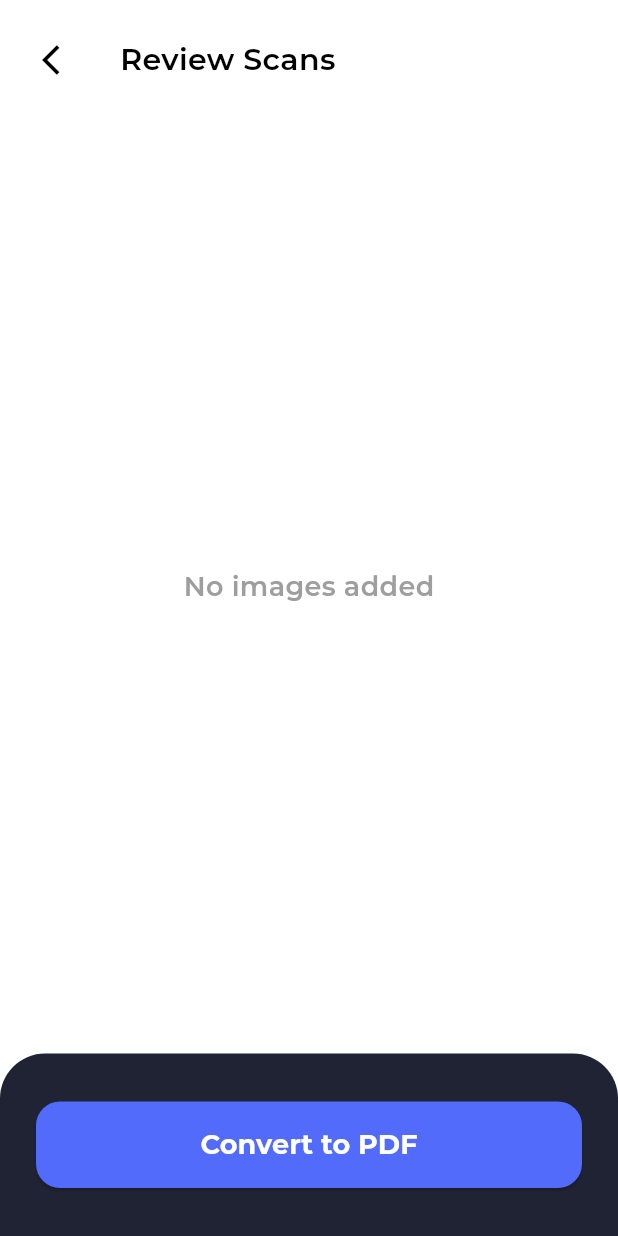
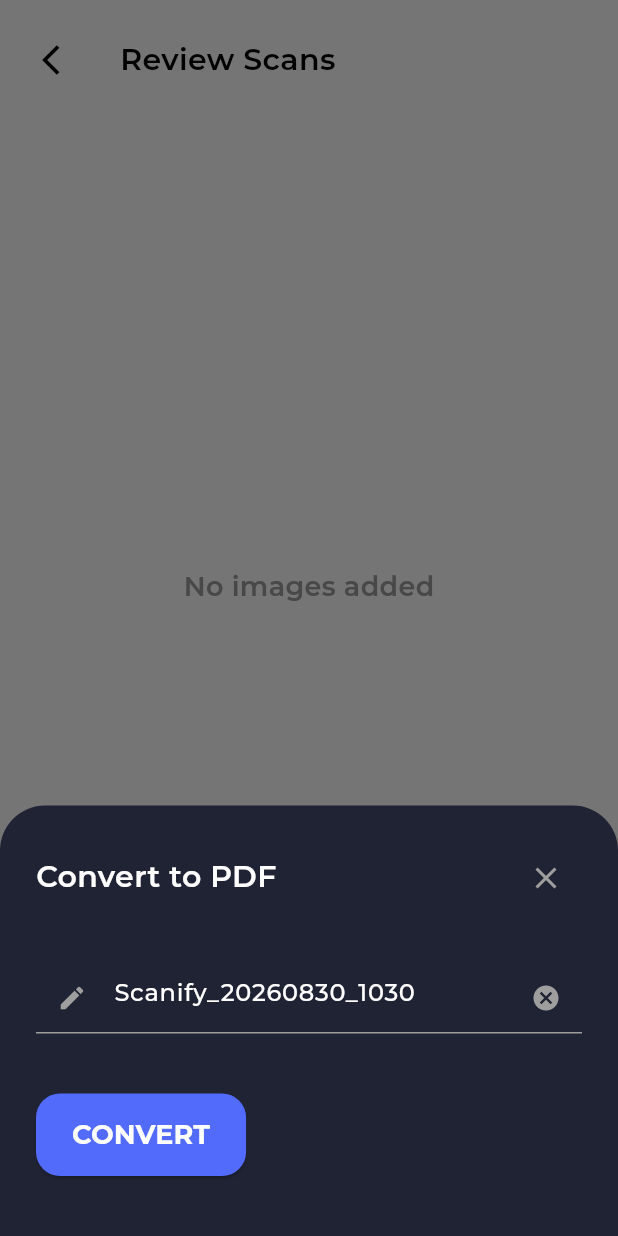
Before and after one commit to AmroKhaled20/Scanify-App, a Flutter app: the CapturedImagesView screen opened directly, after a tap on "Convert to PDF", on a phone screen of 412 x 824 dp. Run offline on Flutter 3.47's test engine with Material 3 defaults, Android fonts, the phone set to English and light mode, and no system bars; our stand-ins replace camera, dartz, flutter_bloc, get_it, go_router, google_fonts and 3 more; accounts and stored records are empty.

Commit message:
feat(scanner): finalize pdf generation flow and show saved files in home

```diff
--- a/lib/features/home/presentation/views/home_view.dart
+++ b/lib/features/home/presentation/views/home_view.dart
@@ -2,8 +2,6 @@ import 'package:flutter/material.dart';
 import 'package:flutter_bloc/flutter_bloc.dart';
 import 'package:scanify_pdf/core/services/permission_service.dart';
 import 'package:scanify_pdf/core/utils/service_locator.dart';
-import 'package:scanify_pdf/features/home/domain/use_cases/get_saved_files_use_case.dart';
-import 'package:scanify_pdf/features/home/presentation/manager/home%20cubit/home_cubit.dart';
 import 'package:scanify_pdf/features/home/presentation/views/widgets/home_view_body.dart';
 import 'package:scanify_pdf/features/scanner/presentation/manager/camera%20permission%20cubit/camera_permission_cubit.dart';
 
@@ -18,10 +16,6 @@ class HomeView extends StatelessWidget {
           create: (context) =>
               CameraPermissionCubit(getIt.get<PermissionService>()),
         ),
-        BlocProvider(
-          create: (context) =>
-              HomeCubit(getIt.get<GetSavedFilesUseCase>())..fetchSavedFiles(),
-        ),
       ],
       child: const HomeViewBody(),
     );
--- a/lib/features/scanner/data/data_sources/scanner_local_data_source.dart
+++ b/lib/features/scanner/data/data_sources/scanner_local_data_source.dart
@@ -9,8 +9,8 @@ abstract class ScannerLocalDataSource {
 class ScannerLocalDataSourceImpl implements ScannerLocalDataSource {
   @override
   Future<void> savePdfMetadata(PdfFileModel pdfFile) async {
-    var box = Hive.box<PdfFileModel>(kPdfFilesBox);
+    var box = Hive.box(kPdfFilesBox);
 
-    await box.put(pdfFile.id, pdfFile);
+    await box.put(pdfFile.id, pdfFile.toMap());
   }
 }
--- a/lib/features/scanner/presentation/views/widgets/captured_images_lower_section.dart
+++ b/lib/features/scanner/presentation/views/widgets/captured_images_lower_section.dart
@@ -1,8 +1,11 @@
 import 'package:flutter/material.dart';
+import 'package:flutter_bloc/flutter_bloc.dart';
 import 'package:scanify_pdf/core/utils/app_spacing.dart';
 import 'package:scanify_pdf/core/utils/constants.dart';
 import 'package:scanify_pdf/core/utils/size_extensions.dart';
 import 'package:scanify_pdf/core/utils/styles.dart';
+import 'package:scanify_pdf/features/scanner/presentation/manager/scanner%20cubit/scanner_cubit.dart';
+import 'package:scanify_pdf/features/scanner/presentation/views/widgets/save_pdf_bottom_sheet.dart';
 
 class CapturedImagesLowerSection extends StatelessWidget {
   const CapturedImagesLowerSection({super.key});
@@ -24,7 +27,19 @@ class CapturedImagesLowerSection extends StatelessWidget {
       ),
       child: ElevatedButton(
         onPressed: () {
-          // هنا هستدعي الـ Bottom Sheet بتاع تسمية الملف
+          final scannerCubit = context.read<ScannerCubit>();
+
+          showModalBottomSheet(
+            context: context,
+            isScrollControlled: true,
+            backgroundColor: Colors.transparent,
+            builder: (context) {
+              return BlocProvider.value(
+                value: scannerCubit,
+                child: const SavePdfBottomSheet(),
+              );
+            },
+          );
         },
         style: ElevatedButton.styleFrom(
           backgroundColor: primaryColor,
--- /dev/null
+++ b/lib/features/scanner/presentation/views/widgets/save_pdf_bottom_sheet.dart
@@ -0,0 +1,177 @@
+import 'package:flutter/material.dart';
+import 'package:flutter_bloc/flutter_bloc.dart';
+import 'package:go_router/go_router.dart';
+import 'package:scanify_pdf/core/utils/app_router.dart';
+import 'package:scanify_pdf/core/utils/app_spacing.dart';
+import 'package:scanify_pdf/core/utils/constants.dart';
+import 'package:scanify_pdf/core/utils/styles.dart';
+import 'package:scanify_pdf/features/home/presentation/manager/home cubit/home_cubit.dart';
+import 'package:scanify_pdf/features/scanner/presentation/manager/scanner cubit/scanner_cubit.dart';
+
+class SavePdfBottomSheet extends StatefulWidget {
+  const SavePdfBottomSheet({super.key});
+
+  @override
+  State<SavePdfBottomSheet> createState() => _SavePdfBottomSheetState();
+}
+
+class _SavePdfBottomSheetState extends State<SavePdfBottomSheet> {
+  late TextEditingController _nameController;
+
+  @override
+  void initState() {
+    super.initState();
+
+    final now = DateTime.now();
+
+    final defaultName =
+        'Scanify_${now.year}${now.month.toString().padLeft(2, '0')}${now.day.toString().padLeft(2, '0')}_${now.hour}${now.minute}';
+
+    _nameController = TextEditingController(text: defaultName);
+  }
+
+  @override
+  void dispose() {
+    _nameController.dispose();
+    super.dispose();
+  }
+
+  @override
+  Widget build(BuildContext context) {
+    return BlocConsumer<ScannerCubit, ScannerState>(
+      listener: (context, state) {
+        if (state is ScannerPdfGenerationSuccess) {
+          GoRouter.of(context).pop();
+
+          context.read<ScannerCubit>().clearSession();
+
+          context.read<HomeCubit>().fetchSavedFiles();
+
+          GoRouter.of(context).go(AppRouter.kHomeView);
+
+          ScaffoldMessenger.of(context).showSnackBar(
+            const SnackBar(
+              content: Text(
+                'PDF saved successfully!',
+                style: TextStyle(color: Colors.white),
+              ),
+              backgroundColor: Colors.green,
+            ),
+          );
+        } else if (state is ScannerPdfGenerationError) {
+          ScaffoldMessenger.of(context).showSnackBar(
+            SnackBar(
+              content: Text(
+                state.errorMessage,
+                style: const TextStyle(color: Colors.white),
+              ),
+              backgroundColor: Colors.red,
+            ),
+          );
+        }
+      },
+      builder: (context, state) {
+        return Padding(
+          padding: EdgeInsets.only(
+            bottom: MediaQuery.of(context).viewInsets.bottom,
+          ),
+          child: Container(
+            padding: const EdgeInsets.all(AppSpacing.s24),
+            decoration: const BoxDecoration(
+              color: Color(0xFF202334),
+              borderRadius: BorderRadius.vertical(top: Radius.circular(30)),
+            ),
+            child: Column(
+              mainAxisSize: MainAxisSize.min,
+              crossAxisAlignment: CrossAxisAlignment.start,
+              children: [
+                Row(
+                  mainAxisAlignment: MainAxisAlignment.spaceBetween,
+                  children: [
+                    Text(
+                      'Convert to PDF',
+                      style: Styles.titleMeduim.copyWith(color: Colors.white),
+                    ),
+                    IconButton(
+                      onPressed: () => GoRouter.of(context).pop(),
+                      icon: const Icon(Icons.close, color: Colors.grey),
+                      padding: EdgeInsets.zero,
+                      constraints: const BoxConstraints(),
+                    ),
+                  ],
+                ),
+                const SizedBox(height: AppSpacing.s32),
+                TextField(
+                  controller: _nameController,
+                  style: Styles.textStyle16.copyWith(color: Colors.white),
+                  cursorColor: primaryColor,
+                  enabled: state is! ScannerPdfGenerationLoading,
+                  decoration: InputDecoration(
+                    prefixIcon: const Icon(
+                      Icons.edit,
+                      color: Colors.grey,
+                      size: 20,
+                    ),
+                    suffixIcon: IconButton(
+                      icon: const Icon(
+                        Icons.cancel,
+                        color: Colors.grey,
+                        size: 20,
+                      ),
+                      onPressed: () => _nameController.clear(),
+                    ),
+                    enabledBorder: const UnderlineInputBorder(
+                      borderSide: BorderSide(
+                        color: Colors.grey,
+                        style: BorderStyle.solid,
+                      ),
+                    ),
+                    focusedBorder: const UnderlineInputBorder(
+                      borderSide: BorderSide(color: primaryColor, width: 2),
+                    ),
+                  ),
+                ),
+                const SizedBox(height: AppSpacing.s40),
+                ElevatedButton(
+                  onPressed: state is ScannerPdfGenerationLoading
+                      ? null
+                      : () {
+                          final fileName = _nameController.text.trim();
+
+                          if (fileName.isNotEmpty) {
+                            context.read<ScannerCubit>().generatePdf(fileName);
+                          }
+                        },
+                  style: ElevatedButton.styleFrom(
+                    backgroundColor: primaryColor,
+                    fixedSize: const Size(double.infinity, 55),
+                    shape: RoundedRectangleBorder(
+                      borderRadius: BorderRadius.circular(16),
+                    ),
+                  ),
+                  child: state is ScannerPdfGenerationLoading
+                      ? const SizedBox(
+                          height: 24,
+                          width: 24,
+                          child: CircularProgressIndicator(
+                            color: Colors.white,
+                            strokeWidth: 2,
+                          ),
+                        )
+                      : Text(
+                          'CONVERT',
+                          style: Styles.textStyle18.copyWith(
+                            color: Colors.white,
+                            fontWeight: FontWeight.bold,
+                          ),
+                        ),
+                ),
+                const SizedBox(height: AppSpacing.s16),
+              ],
+            ),
+          ),
+        );
+      },
+    );
+  }
+}
```
Also changed, not shown: lib/features/home/presentation/views/widgets/lower_section.dart (+7 -11 lines), lib/features/home/presentation/views/widgets/pdf_item_widget.dart (+17 -7 lines), lib/main.dart (+9 -1 lines), pubspec.lock, 1 other file.
